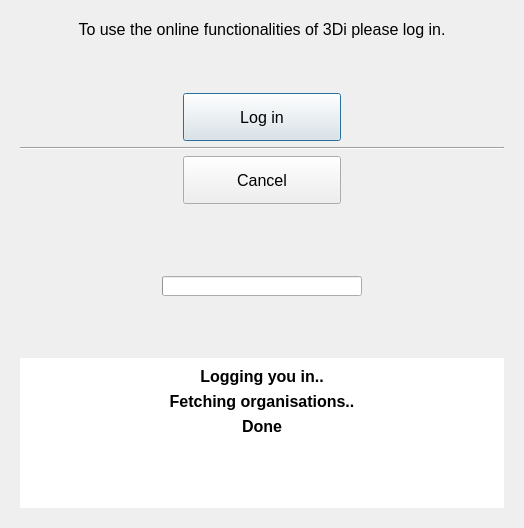
First picture: the form in threedi_models_and_simulations/ui/log_in.ui, repository nens/threedi-api-qgis-client, before the edit.
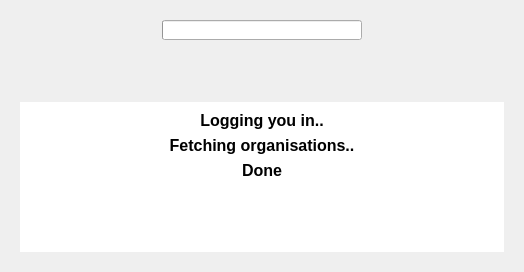
Second picture: the form after the edit.

Patch:
```diff
--- a/threedi_models_and_simulations/ui/log_in.ui
+++ b/threedi_models_and_simulations/ui/log_in.ui
@@ -10,7 +10,7 @@
     <x>0</x>
     <y>0</y>
     <width>524</width>
-    <height>524</height>
+    <height>268</height>
    </rect>
   </property>
   <property name="sizePolicy">
@@ -29,198 +29,6 @@
   </property>
   <layout class="QGridLayout" name="gridLayout">
    <item row="0" column="0" colspan="2">
-    <widget class="QWidget" name="log_in_widget" native="true">
-     <property name="sizePolicy">
-      <sizepolicy hsizetype="Expanding" vsizetype="Expanding">
-       <horstretch>0</horstretch>
-       <verstretch>0</verstretch>
-      </sizepolicy>
-     </property>
-     <property name="minimumSize">
-      <size>
-       <width>500</width>
-       <height>250</height>
-      </size>
-     </property>
-     <property name="font">
-      <font>
-       <family>Segoe UI</family>
-       <pointsize>12</pointsize>
-      </font>
-     </property>
-     <layout class="QGridLayout" name="gridLayout_5">
-      <item row="0" column="0" colspan="3">
-       <widget class="QLabel" name="label">
-        <property name="sizePolicy">
-         <sizepolicy hsizetype="MinimumExpanding" vsizetype="Preferred">
-          <horstretch>0</horstretch>
-          <verstretch>0</verstretch>
-         </sizepolicy>
-        </property>
-        <property name="text">
-         <string>To use the online functionalities of 3Di please log in.</string>
-        </property>
-        <property name="alignment">
-         <set>Qt::AlignCenter</set>
-        </property>
-       </widget>
-      </item>
-      <item row="2" column="1">
-       <layout class="QHBoxLayout" name="horizontalLayout_5">
-        <item>
-         <spacer name="horizontalSpacer_9">
-          <property name="orientation">
-           <enum>Qt::Horizontal</enum>
-          </property>
-          <property name="sizeHint" stdset="0">
-           <size>
-            <width>40</width>
-            <height>20</height>
-           </size>
-          </property>
-         </spacer>
-        </item>
-        <item>
-         <widget class="QPushButton" name="pb_log_in">
-          <property name="sizePolicy">
-           <sizepolicy hsizetype="Expanding" vsizetype="Expanding">
-            <horstretch>0</horstretch>
-            <verstretch>0</verstretch>
-           </sizepolicy>
-          </property>
-          <property name="minimumSize">
-           <size>
-            <width>100</width>
-            <height>30</height>
-           </size>
-          </property>
-          <property name="maximumSize">
-           <size>
-            <width>1677721</width>
-            <height>16777215</height>
-           </size>
-          </property>
-          <property name="layoutDirection">
-           <enum>Qt::LeftToRight</enum>
-          </property>
-          <property name="text">
-           <string>Log in</string>
-          </property>
-          <property name="checkable">
-           <bool>false</bool>
-          </property>
-          <property name="default">
-           <bool>true</bool>
-          </property>
-         </widget>
-        </item>
-        <item>
-         <spacer name="horizontalSpacer_12">
-          <property name="orientation">
-           <enum>Qt::Horizontal</enum>
-          </property>
-          <property name="sizeHint" stdset="0">
-           <size>
-            <width>40</width>
-            <height>20</height>
-           </size>
-          </property>
-         </spacer>
-        </item>
-       </layout>
-      </item>
-      <item row="3" column="0" colspan="3">
-       <widget class="Line" name="line">
-        <property name="orientation">
-         <enum>Qt::Horizontal</enum>
-        </property>
-       </widget>
-      </item>
-      <item row="5" column="1">
-       <spacer name="verticalSpacer_2">
-        <property name="orientation">
-         <enum>Qt::Vertical</enum>
-        </property>
-        <property name="sizeHint" stdset="0">
-         <size>
-          <width>20</width>
-          <height>40</height>
-         </size>
-        </property>
-       </spacer>
-      </item>
-      <item row="4" column="1">
-       <layout class="QHBoxLayout" name="horizontalLayout_4">
-        <item>
-         <spacer name="horizontalSpacer_14">
-          <property name="orientation">
-           <enum>Qt::Horizontal</enum>
-          </property>
-          <property name="sizeHint" stdset="0">
-           <size>
-            <width>40</width>
-            <height>20</height>
-           </size>
-          </property>
-         </spacer>
-        </item>
-        <item>
-         <widget class="QPushButton" name="pb_cancel">
-          <property name="sizePolicy">
-           <sizepolicy hsizetype="Expanding" vsizetype="Expanding">
-            <horstretch>0</horstretch>
-            <verstretch>0</verstretch>
-           </sizepolicy>
-          </property>
-          <property name="minimumSize">
-           <size>
-            <width>100</width>
-            <height>30</height>
-           </size>
-          </property>
-          <property name="maximumSize">
-           <size>
-            <width>16777215</width>
-            <height>16777215</height>
-           </size>
-          </property>
-          <property name="text">
-           <string>Cancel</string>
-          </property>
-         </widget>
-        </item>
-        <item>
-         <spacer name="horizontalSpacer_15">
-          <property name="orientation">
-           <enum>Qt::Horizontal</enum>
-          </property>
-          <property name="sizeHint" stdset="0">
-           <size>
-            <width>40</width>
-            <height>20</height>
-           </size>
-          </property>
-         </spacer>
-        </item>
-       </layout>
-      </item>
-      <item row="1" column="1">
-       <spacer name="verticalSpacer_4">
-        <property name="orientation">
-         <enum>Qt::Vertical</enum>
-        </property>
-        <property name="sizeHint" stdset="0">
-         <size>
-          <width>20</width>
-          <height>40</height>
-         </size>
-        </property>
-       </spacer>
-      </item>
-     </layout>
-    </widget>
-   </item>
-   <item row="1" column="0" colspan="2">
     <widget class="QWidget" name="wait_widget" native="true">
      <property name="sizePolicy">
       <sizepolicy hsizetype="Preferred" vsizetype="Expanding">
```
Left out of the diff: 4 changed lines with no effect on the pictures.
